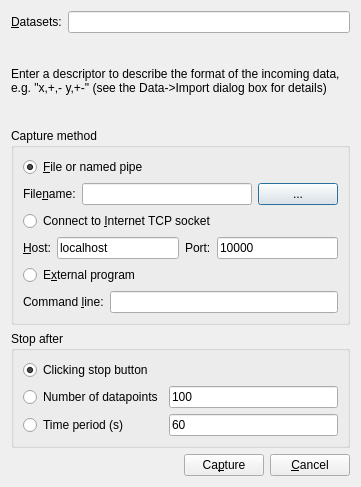
veusz/veusz, file dialogs/capture.ui: the form before one commit.
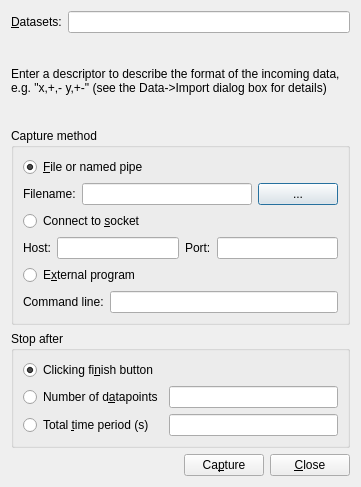
The form after the commit.

```diff
--- a/dialogs/capture.ui
+++ b/dialogs/capture.ui
@@ -61,7 +61,7 @@
         <item>
          <widget class="QLabel" name="label_2" >
           <property name="text" >
-           <string>File&amp;name:</string>
+           <string>Filename:</string>
           </property>
           <property name="buddy" >
            <cstring>filenameEdit</cstring>
@@ -89,7 +89,7 @@
       <item>
        <widget class="QRadioButton" name="captureInternetButton" >
         <property name="text" >
-         <string>Connect to &amp;Internet TCP socket</string>
+         <string>Connect to &amp;socket</string>
         </property>
        </widget>
       </item>
@@ -98,7 +98,7 @@
         <item>
          <widget class="QLabel" name="label_3" >
           <property name="text" >
-           <string>&amp;Host:</string>
+           <string>Host:</string>
           </property>
           <property name="buddy" >
            <cstring>hostEdit</cstring>
@@ -108,7 +108,7 @@
         <item>
          <widget class="QLineEdit" name="hostEdit" >
           <property name="text" >
-           <string>localhost</string>
+           <string/>
           </property>
          </widget>
         </item>
@@ -122,7 +122,7 @@
         <item>
          <widget class="QLineEdit" name="portEdit" >
           <property name="text" >
-           <string>10000</string>
+           <string/>
           </property>
          </widget>
         </item>
@@ -140,7 +140,7 @@
         <item>
          <widget class="QLabel" name="label_6" >
           <property name="text" >
-           <string>Command &amp;line:</string>
+           <string>Command line:</string>
           </property>
           <property name="buddy" >
            <cstring>commandLineEdit</cstring>
@@ -164,7 +164,7 @@
       <item row="0" column="0" >
        <widget class="QRadioButton" name="clickingStopButton" >
         <property name="text" >
-         <string>Clicking stop button</string>
+         <string>Clicking fi&amp;nish button</string>
         </property>
         <property name="checked" >
          <bool>true</bool>
@@ -174,28 +174,28 @@
       <item row="1" column="1" >
        <widget class="QLineEdit" name="numPtsStopEdit" >
         <property name="text" >
-         <string>100</string>
+         <string/>
         </property>
        </widget>
       </item>
       <item row="1" column="0" >
        <widget class="QRadioButton" name="numPtsStopButton" >
         <property name="text" >
-         <string>Number of datapoints</string>
+         <string>Number of d&amp;atapoints</string>
         </property>
        </widget>
       </item>
       <item row="2" column="0" >
        <widget class="QRadioButton" name="timeStopButton" >
         <property name="text" >
-         <string>Time period (s)</string>
+         <string>Total &amp;time period (s)</string>
         </property>
        </widget>
       </item>
       <item row="2" column="1" >
        <widget class="QLineEdit" name="timeStopEdit" >
         <property name="text" >
-         <string>60</string>
+         <string/>
         </property>
        </widget>
       </item>
@@ -227,7 +227,7 @@
      <item>
       <widget class="QPushButton" name="cancelButton" >
        <property name="text" >
-        <string>&amp;Cancel</string>
+        <string>&amp;Close</string>
        </property>
       </widget>
      </item>
```
Left out of the diff: 10 changed lines with no effect on the pictures.
